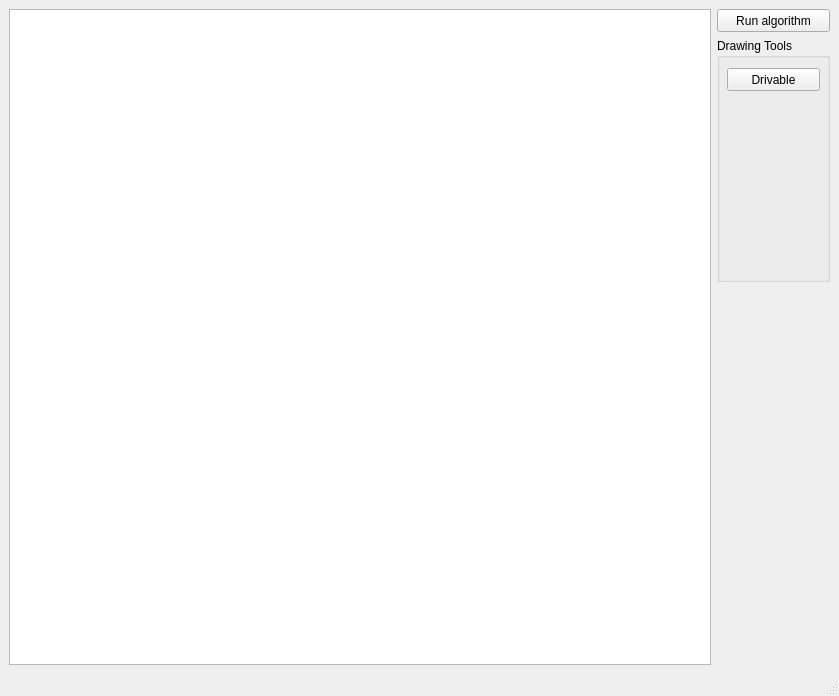
Before: the Qt Designer form include/ui/resources/ui_main_window.ui in Toiner33/PathPlanningLab, drawn with Qt 5.
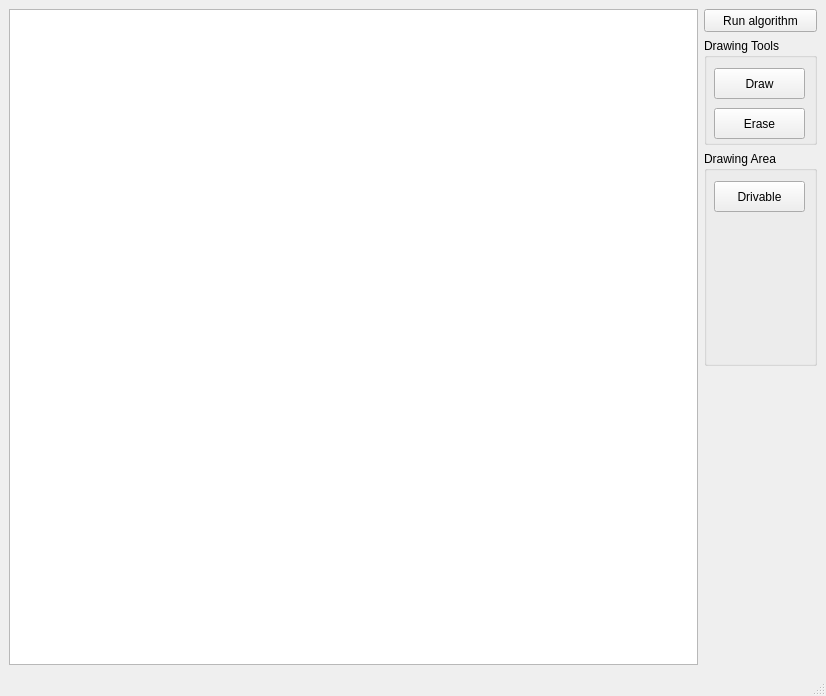
After: the same form once the commit is applied.

Commit message: Update UI to use buttons with different tools and areas

Diff of the .ui file:
```diff
--- a/include/ui/resources/ui_main_window.ui
+++ b/include/ui/resources/ui_main_window.ui
@@ -6,7 +6,7 @@
    <rect>
     <x>0</x>
     <y>0</y>
-    <width>839</width>
+    <width>826</width>
     <height>696</height>
    </rect>
   </property>
@@ -15,6 +15,9 @@
   </property>
   <widget class="QWidget" name="centralwidget">
    <layout class="QGridLayout" name="gridLayout">
+    <item row="0" column="0" rowspan="12">
+     <widget class="QGraphicsView" name="graphicsView"/>
+    </item>
     <item row="0" column="1">
      <widget class="QPushButton" name="runAlgorithmBt">
       <property name="minimumSize">
@@ -28,26 +31,80 @@
       </property>
      </widget>
     </item>
-    <item row="0" column="0" rowspan="6">
-     <widget class="QGraphicsView" name="graphicsView"/>
-    </item>
     <item row="1" column="1" rowspan="2">
      <widget class="QGroupBox" name="groupBox">
       <property name="title">
        <string>Drawing Tools</string>
       </property>
+      <widget class="QPushButton" name="eraseBt">
+       <property name="geometry">
+        <rect>
+         <x>10</x>
+         <y>70</y>
+         <width>91</width>
+         <height>31</height>
+        </rect>
+       </property>
+       <property name="focusPolicy">
+        <enum>Qt::NoFocus</enum>
+       </property>
+       <property name="text">
+        <string>Erase</string>
+       </property>
+       <property name="checkable">
+        <bool>true</bool>
+       </property>
+       <property name="checked">
+        <bool>false</bool>
+       </property>
+      </widget>
+      <widget class="QPushButton" name="drawBt">
+       <property name="geometry">
+        <rect>
+         <x>10</x>
+         <y>30</y>
+         <width>91</width>
+         <height>31</height>
+        </rect>
+       </property>
+       <property name="focusPolicy">
+        <enum>Qt::NoFocus</enum>
+       </property>
+       <property name="text">
+        <string>Draw</string>
+       </property>
+       <property name="checkable">
+        <bool>true</bool>
+       </property>
+       <property name="checked">
+        <bool>false</bool>
+       </property>
+      </widget>
+     </widget>
+    </item>
+    <item row="3" column="1" rowspan="4">
+     <widget class="QGroupBox" name="drawingAreaBox">
+      <property name="title">
+       <string>Drawing Area</string>
+      </property>
       <widget class="QPushButton" name="drivableBt">
        <property name="geometry">
         <rect>
          <x>10</x>
          <y>30</y>
-         <width>93</width>
-         <height>23</height>
+         <width>91</width>
+         <height>31</height>
         </rect>
        </property>
        <property name="text">
         <string>Drivable</string>
        </property>
+       <property name="checkable">
+        <bool>true</bool>
+       </property>
+       <property name="checked">
+        <bool>false</bool>
+       </property>
       </widget>
      </widget>
     </item>
```
Left out of the diff: 10 changed lines with no effect on the pictures. The commit also changes 8 other files.
